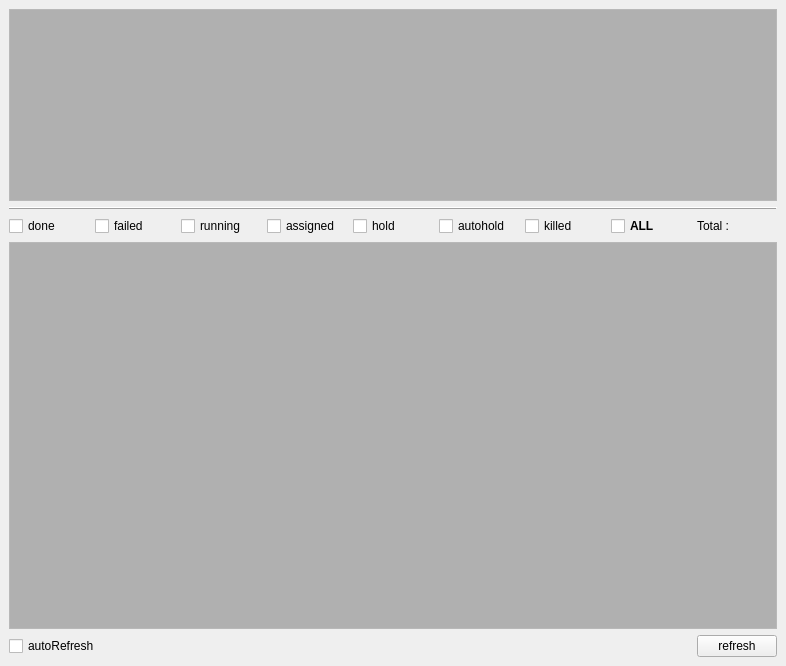
First picture: the form in rbhusUI/lib/rbhusListMod.ui, repository aumanimationstudios/rbhus, before the edit.
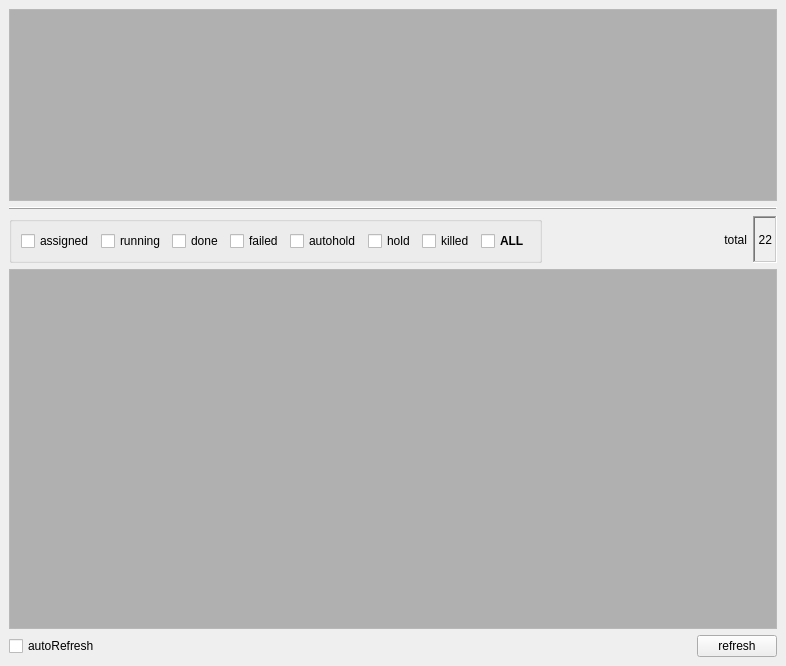
Second picture: the form after the edit.

What changed in the file:
```diff
--- a/rbhusUI/lib/rbhusListMod.ui
+++ b/rbhusUI/lib/rbhusListMod.ui
@@ -18,7 +18,7 @@
     <property name="sizeConstraint">
      <enum>QLayout::SetMinAndMaxSize</enum>
     </property>
-    <item row="3" column="0">
+    <item row="5" column="0">
      <widget class="QTableWidget" name="tableFrames">
       <property name="sizePolicy">
        <sizepolicy hsizetype="MinimumExpanding" vsizetype="MinimumExpanding">
@@ -80,7 +80,7 @@
       </property>
      </widget>
     </item>
-    <item row="4" column="0">
+    <item row="8" column="0">
      <layout class="QHBoxLayout" name="horizontalLayout_2">
       <item>
        <widget class="QCheckBox" name="checkRefresh">
@@ -111,7 +111,7 @@
       </item>
      </layout>
     </item>
-    <item row="0" column="0">
+    <item row="1" column="0">
      <widget class="QTableWidget" name="tableList">
       <property name="sizePolicy">
        <sizepolicy hsizetype="Minimum" vsizetype="Minimum">
@@ -189,79 +189,6 @@
      </widget>
     </item>
     <item row="2" column="0">
-     <layout class="QHBoxLayout" name="horizontalLayout_3">
-      <item>
-       <widget class="QCheckBox" name="checkDone">
-        <property name="text">
-         <string>done</string>
-        </property>
-       </widget>
-      </item>
-      <item>
-       <widget class="QCheckBox" name="checkFailed">
-        <property name="text">
-         <string>failed</string>
-        </property>
-       </widget>
-      </item>
-      <item>
-       <widget class="QCheckBox" name="checkRunning">
-        <property name="text">
-         <string>running</string>
-        </property>
-       </widget>
-      </item>
-      <item>
-       <widget class="QCheckBox" name="checkAssigned">
-        <property name="text">
-         <string>assigned</string>
-        </property>
-       </widget>
-      </item>
-      <item>
-       <widget class="QCheckBox" name="checkHold">
-        <property name="text">
-         <string>hold</string>
-        </property>
-       </widget>
-      </item>
-      <item>
-       <widget class="QCheckBox" name="checkAutohold">
-        <property name="text">
-         <string>autohold</string>
-        </property>
-       </widget>
-      </item>
-      <item>
-       <widget class="QCheckBox" name="checkKilled">
-        <property name="text">
-         <string>killed</string>
-        </property>
-       </widget>
-      </item>
-      <item>
-       <widget class="QCheckBox" name="checkAll">
-        <property name="font">
-         <font>
-          <weight>75</weight>
-          <bold>true</bold>
-         </font>
-        </property>
-        <property name="text">
-         <string>ALL</string>
-        </property>
-       </widget>
-      </item>
-      <item>
-       <widget class="QLabel" name="labelTotal">
-        <property name="text">
-         <string>Total : </string>
-        </property>
-       </widget>
-      </item>
-     </layout>
-    </item>
-    <item row="1" column="0">
      <widget class="Line" name="line">
       <property name="palette">
        <palette>
@@ -317,6 +244,147 @@
       </property>
      </widget>
     </item>
+    <item row="3" column="0">
+     <layout class="QHBoxLayout" name="horizontalLayout">
+      <item>
+       <widget class="QGroupBox" name="groupBox">
+        <property name="title">
+         <string/>
+        </property>
+        <property name="flat">
+         <bool>false</bool>
+        </property>
+        <property name="checkable">
+         <bool>false</bool>
+        </property>
+        <layout class="QGridLayout" name="gridLayout_2">
+         <item row="0" column="0">
+          <widget class="QCheckBox" name="checkAssigned">
+           <property name="text">
+            <string>assigned</string>
+           </property>
+          </widget>
+         </item>
+         <item row="0" column="6">
+          <widget class="QCheckBox" name="checkKilled">
+           <property name="text">
+            <string>killed</string>
+           </property>
+          </widget>
+         </item>
+         <item row="0" column="4">
+          <widget class="QCheckBox" name="checkAutohold">
+           <property name="text">
+            <string>autohold</string>
+           </property>
+          </widget>
+         </item>
+         <item row="0" column="1">
+          <widget class="QCheckBox" name="checkRunning">
+           <property name="text">
+            <string>running</string>
+           </property>
+          </widget>
+         </item>
+         <item row="0" column="2">
+          <widget class="QCheckBox" name="checkDone">
+           <property name="text">
+            <string>done</string>
+           </property>
+          </widget>
+         </item>
+         <item row="0" column="5">
+          <widget class="QCheckBox" name="checkHold">
+           <property name="text">
+            <string>hold</string>
+           </property>
+          </widget>
+         </item>
+         <item row="0" column="3">
+          <widget class="QCheckBox" name="checkFailed">
+           <property name="text">
+            <string>failed</string>
+           </property>
+          </widget>
+         </item>
+         <item row="0" column="7">
+          <widget class="QCheckBox" name="checkAll">
+           <property name="font">
+            <font>
+             <weight>75</weight>
+             <bold>true</bold>
+            </font>
+           </property>
+           <property name="text">
+            <string>ALL</string>
+           </property>
+          </widget>
+         </item>
+        </layout>
+       </widget>
+      </item>
+      <item>
+       <spacer name="horizontalSpacer_2">
+        <property name="orientation">
+         <enum>Qt::Horizontal</enum>
+        </property>
+        <property name="sizeHint" stdset="0">
+         <size>
+          <width>40</width>
+          <height>20</height>
+         </size>
+        </property>
+       </spacer>
+      </item>
+      <item>
+       <widget class="QLabel" name="label">
+        <property name="sizePolicy">
+         <sizepolicy hsizetype="MinimumExpanding" vsizetype="MinimumExpanding">
+          <horstretch>0</horstretch>
+          <verstretch>0</verstretch>
+         </sizepolicy>
+        </property>
+        <property name="text">
+         <string>total</string>
+        </property>
+        <property name="alignment">
+         <set>Qt::AlignRight|Qt::AlignTrailing|Qt::AlignVCenter</set>
+        </property>
+       </widget>
+      </item>
+      <item>
+       <widget class="QLabel" name="labelTotal">
+        <property name="layoutDirection">
+         <enum>Qt::LeftToRight</enum>
+        </property>
+        <property name="autoFillBackground">
+         <bool>true</bool>
+        </property>
+        <property name="frameShape">
+         <enum>QFrame::WinPanel</enum>
+        </property>
+        <property name="frameShadow">
+         <enum>QFrame::Sunken</enum>
+        </property>
+        <property name="text">
+         <string>22</string>
+        </property>
+        <property name="textFormat">
+         <enum>Qt::PlainText</enum>
+        </property>
+        <property name="scaledContents">
+         <bool>false</bool>
+        </property>
+        <property name="alignment">
+         <set>Qt::AlignRight|Qt::AlignTrailing|Qt::AlignVCenter</set>
+        </property>
+        <property name="margin">
+         <number>2</number>
+        </property>
+       </widget>
+      </item>
+     </layout>
+    </item>
    </layout>
   </widget>
  </widget>
```
